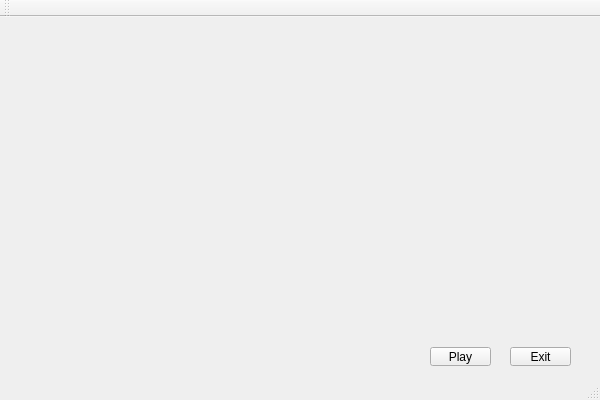
Qt form QVPlayer/qvplayer.ui (zhaihm/QVPlayer) before a commit.
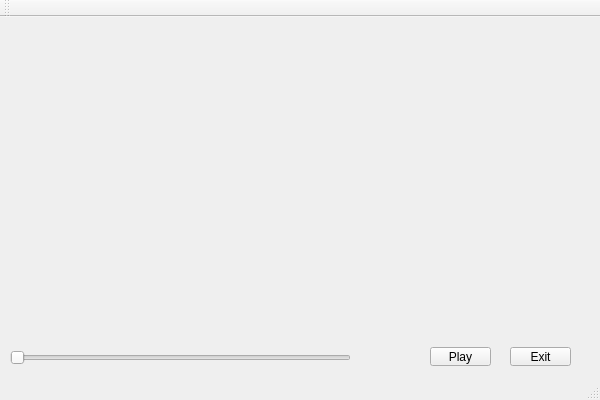
The same form after that commit.

Commit message: add class VLCPlayer, add duration control

What changed in the file:
```diff
--- a/QVPlayer/qvplayer.ui
+++ b/QVPlayer/qvplayer.ui
@@ -50,6 +50,19 @@
      <string>Exit</string>
     </property>
    </widget>
+   <widget class="QSlider" name="durationSlider">
+    <property name="geometry">
+     <rect>
+      <x>10</x>
+      <y>330</y>
+      <width>341</width>
+      <height>22</height>
+     </rect>
+    </property>
+    <property name="orientation">
+     <enum>Qt::Horizontal</enum>
+    </property>
+   </widget>
   </widget>
   <widget class="QMenuBar" name="menuBar">
    <property name="geometry">
```
The commit also changes 6 other files.
